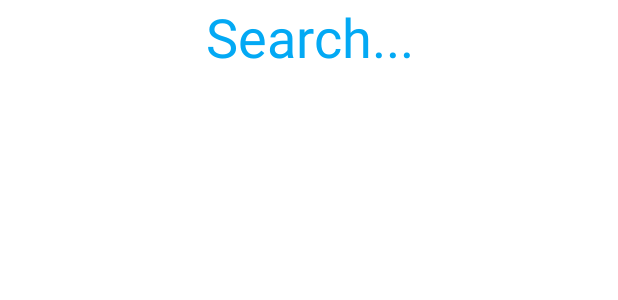
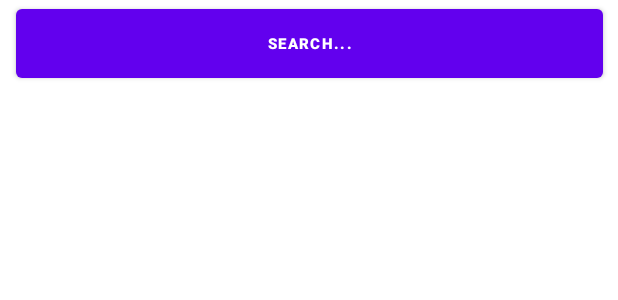
Before and after one commit to LearningJavaAndroid/BookShelf_DynamicUI_Fragment_Delays, an Android app: the layout activity_main.xml on its own in the app's theme, with its tools: preview values and no code run, on a phone screen of 412 x 824 dp. Shown: the top 300 px of the screen. Run offline under Robolectric (Android 15) with nearby library versions, the phone set to English and light mode, and no system bars.

Commit message:
added sytle changes

```diff
--- a/app/src/main/java/edu/temple/bookshelf/Book.java
+++ b/app/src/main/java/edu/temple/bookshelf/Book.java
@@ -15,11 +15,6 @@ public class Book implements Parcelable{
 
     public Book(){ }
 
-//    public Book(String title,String author, int image){
-//        this.title = title;
-//        this.author = author;
-//        this.image = image;
-//    }
 
     public Book(String newURL,String title,String author, int id){
         this.id = id;
--- a/app/src/main/java/edu/temple/bookshelf/BookListFragment.java
+++ b/app/src/main/java/edu/temple/bookshelf/BookListFragment.java
@@ -110,7 +110,6 @@ public class BookListFragment extends Fragment implements Parcelable{
 
         view.setAdapter(new BookAdapter(getActivity(), bookList));
 
-
         view.setOnItemClickListener(new AdapterView.OnItemClickListener(){
             @Override
             public void onItemClick(AdapterView<?> parent, View view, int position, long id){
--- a/app/src/main/java/edu/temple/bookshelf/MainActivity.java
+++ b/app/src/main/java/edu/temple/bookshelf/MainActivity.java
@@ -5,12 +5,15 @@ import androidx.annotation.Nullable;
 import androidx.appcompat.app.AppCompatActivity;
 import androidx.fragment.app.Fragment;
 
+import android.app.ActionBar;
 import android.content.Intent;
+import android.content.res.Resources;
 import android.os.Bundle;
 import android.os.Handler;
 import android.os.Looper;
 import android.util.Log;
 import android.view.View;
+import android.widget.Button;
 import android.widget.TextView;
 import android.widget.Toast;
 
@@ -25,7 +28,7 @@ public class MainActivity extends AppCompatActivity implements BookListFragment.
     BookDetailFragment bookDetailFragment;
     Boolean container2present;
     BookListFragment bookListFragment;
-    TextView Search;
+    Button Search;
     int layoutStateBefore = 1; // 1 for portrait, 2 for landscape
     int[] images;
 
@@ -37,8 +40,9 @@ public class MainActivity extends AppCompatActivity implements BookListFragment.
         setContentView(R.layout.activity_main);
         Search = findViewById(R.id.SearchButton);
         container2present = findViewById(R.id.container2) != null;
-        //images = new int[]{R.drawable.image1, R.drawable.image2, R.drawable.image3, R.drawable.image4, R.drawable.image5, R.drawable.image6, R.drawable.image7, R.drawable.image8, R.drawable.image9, R.drawable.image10,};
 
+        Search.setPadding(0,0,0,1);
+        Search.setBackgroundColor(getResources().getColor(R.color.purple_500));
         Search.setOnClickListener(new View.OnClickListener() {
             @Override
             public void onClick(View v) {
@@ -146,6 +150,15 @@ public class MainActivity extends AppCompatActivity implements BookListFragment.
             }
 
         }
+        View decorView = getWindow().getDecorView();
+        // Hide the status bar.
+        int uiOptions = View.SYSTEM_UI_FLAG_FULLSCREEN;
+        decorView.setSystemUiVisibility(uiOptions);
+        // Remember that you should never show the action bar if the
+        // status bar is hidden, so hide that too if necessary.
+//        ActionBar actionBar = getActionBar();
+//        actionBar.hide();
+
 
     }
     @Override
--- a/app/src/main/res/layout-land/activity_main.xml
+++ b/app/src/main/res/layout-land/activity_main.xml
@@ -6,25 +6,10 @@
     android:layout_width="match_parent"
     android:layout_height="match_parent">
 
-    <TextView
-        android:id="@+id/SearchButton"
-        android:layout_width="186dp"
-        android:layout_height="36dp"
-        android:layout_marginBottom="5dp"
-        android:text="Search..."
-        android:textAlignment="center"
-        android:textColor="#03A9F4"
-        android:textSize="24sp"
-        app:layout_constraintBottom_toTopOf="@+id/container"
-        app:layout_constraintStart_toStartOf="parent"
-        app:layout_constraintTop_toTopOf="parent"
-        app:layout_constraintVertical_bias="0.0"
-        tools:text="Search..." />
-
     <FrameLayout
         android:id="@+id/container"
-        android:layout_width="185dp"
-        android:layout_height="285dp"
+        android:layout_width="184dp"
+        android:layout_height="269dp"
         app:layout_constraintBottom_toBottomOf="parent"
         app:layout_constraintStart_toStartOf="parent"></FrameLayout>
 
@@ -36,4 +21,17 @@
         app:layout_constraintEnd_toEndOf="parent"
         app:layout_constraintStart_toEndOf="@+id/container"
         app:layout_constraintTop_toTopOf="parent"></FrameLayout>
+
+    <Button
+        android:id="@+id/SearchButton"
+        android:layout_width="184dp"
+        android:layout_height="47dp"
+        android:text="@string/search"
+        android:textSize="10sp"
+        android:textStyle="bold"
+        app:layout_constraintBottom_toTopOf="@+id/container"
+        app:layout_constraintStart_toStartOf="parent"
+        app:layout_constraintTop_toTopOf="parent"
+        app:layout_constraintVertical_bias="0.058" />
+
 </androidx.constraintlayout.widget.ConstraintLayout>
--- a/app/src/main/res/layout-w600dp-land/activity_main.xml
+++ b/app/src/main/res/layout-w600dp-land/activity_main.xml
@@ -6,24 +6,22 @@
     android:layout_width="match_parent"
     android:layout_height="match_parent">
 
-    <TextView
+    <Button
         android:id="@+id/SearchButton"
         android:layout_width="247dp"
-        android:layout_height="36dp"
-        android:text="Search..."
-        android:textAlignment="center"
-        android:textColor="#03A9F4"
-        android:textSize="30sp"
-        app:layout_constraintEnd_toEndOf="parent"
-        app:layout_constraintHorizontal_bias="0.003"
+        android:layout_height="55dp"
+        android:text="@string/search"
+        android:textSize="10sp"
+        android:textStyle="bold"
+        app:layout_constraintBottom_toTopOf="@+id/container"
         app:layout_constraintStart_toStartOf="parent"
         app:layout_constraintTop_toTopOf="parent"
-        tools:text="Search..." />
+        app:layout_constraintVertical_bias="0.0" />
 
     <FrameLayout
         android:id="@+id/container"
-        android:layout_width="250dp"
-        android:layout_height="355dp"
+        android:layout_width="245dp"
+        android:layout_height="334dp"
         app:layout_constraintBottom_toBottomOf="parent"
         app:layout_constraintStart_toStartOf="parent"></FrameLayout>
 
--- a/app/src/main/res/layout/activity_main.xml
+++ b/app/src/main/res/layout/activity_main.xml
@@ -6,21 +6,17 @@
     android:layout_height="match_parent"
     tools:context=".MainActivity">
 
-    <TextView
+    <Button
         android:id="@+id/SearchButton"
-        android:layout_width="392dp"
-        android:layout_height="51dp"
-        android:layout_marginBottom="5dp"
-        android:contextClickable="true"
-        android:text="Search..."
-        android:textAlignment="center"
-        android:textColor="#03A9F4"
-        android:textSize="36sp"
+        android:layout_width="391dp"
+        android:layout_height="58dp"
+        android:text="@string/search"
+        android:textSize="10sp"
+        android:textStyle="bold"
         app:layout_constraintBottom_toTopOf="@+id/container"
         app:layout_constraintEnd_toEndOf="parent"
         app:layout_constraintStart_toStartOf="parent"
-        app:layout_constraintTop_toTopOf="parent"
-        tools:text="Search..." />
+        app:layout_constraintTop_toTopOf="parent" />
 
     <FrameLayout
         android:id="@+id/container"
--- a/app/src/main/res/layout/fragment_book_list_view.xml
+++ b/app/src/main/res/layout/fragment_book_list_view.xml
@@ -3,4 +3,4 @@
     xmlns:app="http://schemas.android.com/apk/res-auto"
     xmlns:tools="http://schemas.android.com/tools"
     android:layout_width="match_parent"
-    android:layout_height="match_parent"/>
+    android:layout_height="match_parent" />
--- a/app/src/main/res/values/strings.xml
+++ b/app/src/main/res/values/strings.xml
@@ -6,6 +6,7 @@
     <string name="button">Search...</string>
     <string name="name"></string>
     <string name="button2">Cancel</string>
+    <string name="search">Search...</string>
     <string-array name="Book">
         <item>Dog Man Mothering Heights</item>
         <item>Its Not Easy Being A Bunny</item>
```
